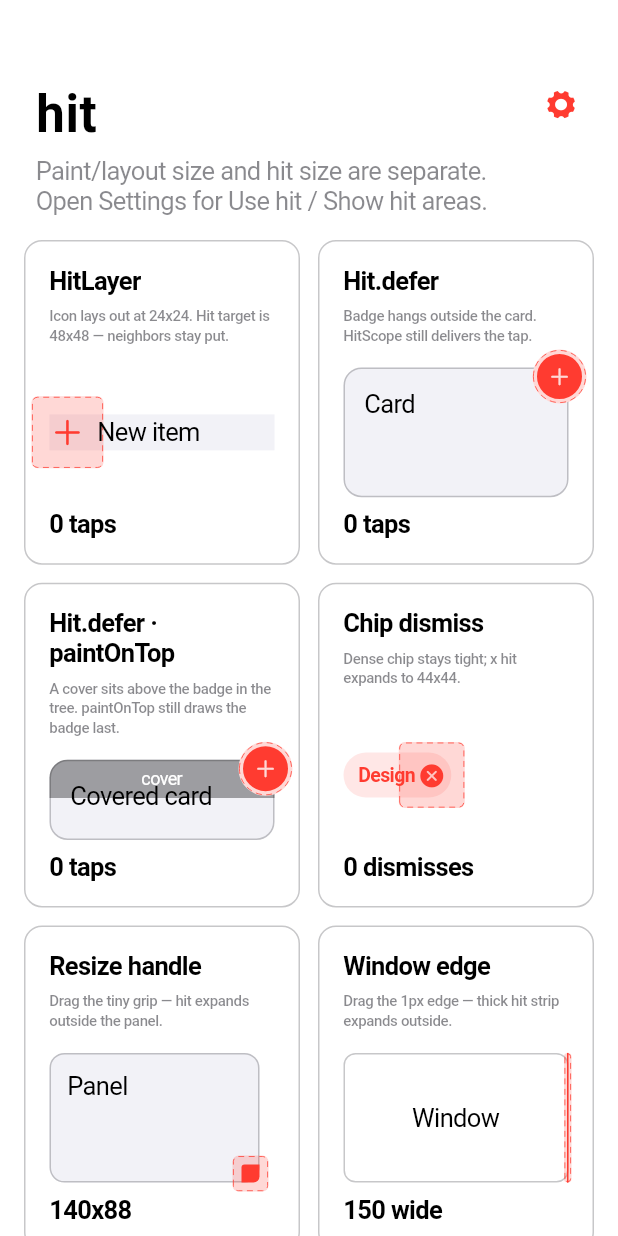
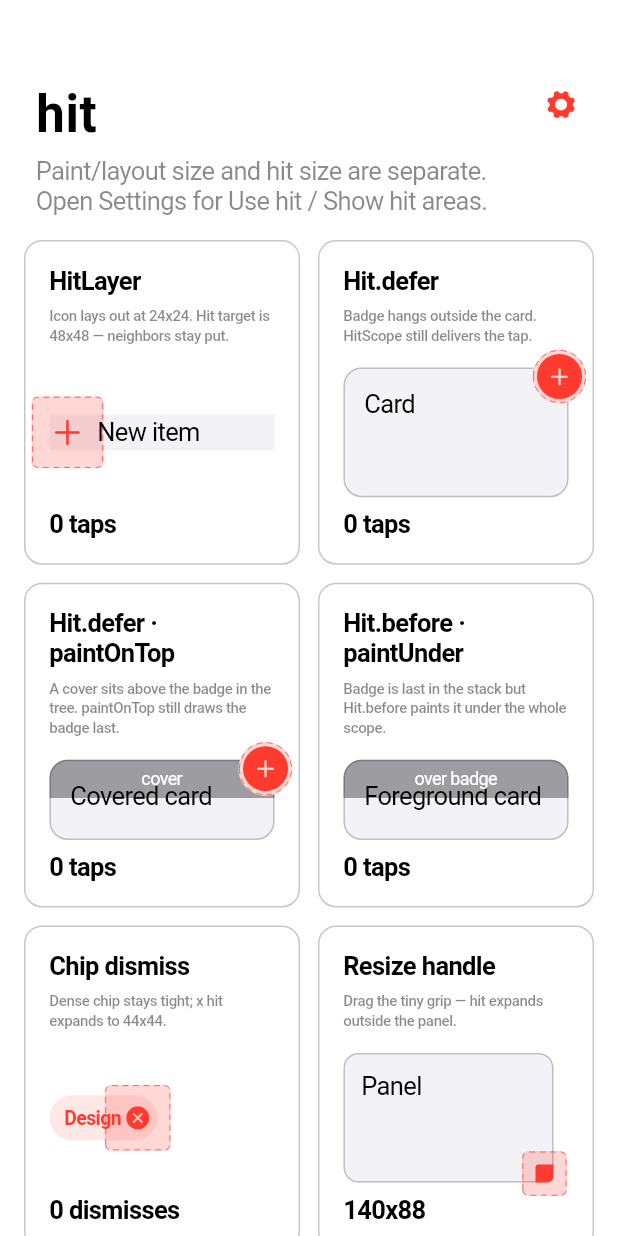
Before and after one commit to definev/hit, a Flutter app: the screen it shows after launch, on a phone screen of 412 x 824 dp. Run offline on Flutter 3.47's test engine with Material 3 defaults, Android fonts, the phone set to English and light mode, and no system bars.

Commit message:
feat: add support for deferred painting options in _OverflowBadge, allowing badges to be painted on top or under other elements

```diff
--- a/example/lib/main.dart
+++ b/example/lib/main.dart
@@ -30,6 +30,7 @@ class _HitDemoPageState extends State<HitDemoPage> {
   int _iconTaps = 0;
   int _badgeTaps = 0;
   int _paintOnTopTaps = 0;
+  int _paintUnderTaps = 0;
   int _chipTaps = 0;
   int _listTaps = 0;
   bool _showHitArea = true;
@@ -157,7 +158,7 @@ class _HitDemoPageState extends State<HitDemoPage> {
                         child: _OverflowBadge(
                           useHit: _useHit,
                           showHitArea: _showHitArea,
-                          paintOnTop: false,
+                          paint: _DeferPaint.none,
                           onTap: () => setState(() => _badgeTaps++),
                         ),
                       ),
@@ -169,11 +170,30 @@ class _HitDemoPageState extends State<HitDemoPage> {
                             : 'A cover sits above the badge in the tree. '
                                   'Without paintOnTop the badge stays buried.',
                         footer: '$_paintOnTopTaps taps',
+                        // HitScope wraps the whole tile so the hanging badge
+                        // stays inside scope layout (tile padding absorbs -12).
+                        scope: true,
                         child: _OverflowBadge(
                           useHit: _useHit,
                           showHitArea: _showHitArea,
-                          paintOnTop: true,
+                          paint: _DeferPaint.onTop,
                           onTap: () => setState(() => _paintOnTopTaps++),
+                          cover: true,
+                        ),
+                      ),
+                      _DemoTile(
+                        title: 'Hit.before · paintUnder',
+                        body: _useHit
+                            ? 'Badge is last in the stack but Hit.before '
+                                  'paints it under the whole scope.'
+                            : 'Badge is last in the stack — it paints on top.',
+                        footer: '$_paintUnderTaps taps',
+                        scope: true,
+                        child: _OverflowBadge(
+                          useHit: _useHit,
+                          showHitArea: _showHitArea,
+                          paint: _DeferPaint.under,
+                          onTap: () => setState(() => _paintUnderTaps++),
                           cover: true,
                         ),
                       ),
@@ -442,17 +462,19 @@ class _DemoTile extends StatelessWidget {
     required this.body,
     required this.footer,
     required this.child,
+    this.scope = false,
   });
 
   final String title;
   final String body;
   final String footer;
   final Widget child;
+  final bool scope;
 
   @override
   Widget build(BuildContext context) {
     final text = CupertinoTheme.of(context).textTheme;
-    return Container(
+    Widget tile = Container(
       padding: const EdgeInsets.all(16),
       decoration: BoxDecoration(
         color: CupertinoColors.systemBackground.resolveFrom(context),
@@ -491,21 +513,27 @@ class _DemoTile extends StatelessWidget {
         ],
       ),
     );
+    if (scope) {
+      tile = HitScope(child: tile);
+    }
+    return tile;
   }
 }
+
+enum _DeferPaint { none, onTop, under }
 
 class _OverflowBadge extends StatelessWidget {
   const _OverflowBadge({
     required this.useHit,
     required this.showHitArea,
-    required this.paintOnTop,
+    required this.paint,
     required this.onTap,
     this.cover = false,
   });
 
   final bool useHit;
   final bool showHitArea;
-  final bool paintOnTop;
+  final _DeferPaint paint;
   final VoidCallback onTap;
   final bool cover;
 
@@ -543,19 +571,52 @@ class _OverflowBadge extends StatelessWidget {
     );
 
     if (useHit) {
-      badge = Hit.defer(
-        paintOnTop: paintOnTop,
+      badge = switch (paint) {
+        _DeferPaint.onTop => Hit.defer(
+            paintOnTop: true,
             behavior: HitTestBehavior.opaque,
             child: badge,
-      );
+          ),
+        _DeferPaint.under => Hit.before(
+            behavior: HitTestBehavior.opaque,
+            child: badge,
+          ),
+        _DeferPaint.none => Hit.defer(
+            behavior: HitTestBehavior.opaque,
+            child: badge,
+          ),
+      };
     }
 
-    return SizedBox(
-      width: double.infinity,
-      height: 110,
-      child: Stack(
-        clipBehavior: Clip.none,
-        children: [
+    final coverLayer = cover
+        ? Positioned(
+            left: 0,
+            right: 0,
+            top: 0,
+            bottom: 28,
+            child: DecoratedBox(
+              decoration: BoxDecoration(
+                color: CupertinoColors.black.withValues(alpha: 0.35),
+                borderRadius: const BorderRadius.vertical(
+                  top: Radius.circular(12),
+                ),
+              ),
+              child: Center(
+                child: Text(
+                  paint == _DeferPaint.under ? 'over badge' : 'cover',
+                  style: const TextStyle(
+                    color: CupertinoColors.white,
+                    fontSize: 12,
+                  ),
+                ),
+              ),
+            ),
+          )
+        : null;
+
+    // paintUnder: badge last in the tree so without Hit.before it paints on top.
+    // paintOnTop: badge first so without paintOnTop the cover buries it.
+    final List<Widget> stackChildren = [
       Positioned.fill(
         child: DecoratedBox(
           decoration: BoxDecoration(
@@ -567,36 +628,29 @@ class _OverflowBadge extends StatelessWidget {
           ),
           child: Padding(
             padding: const EdgeInsets.all(14),
-                child: Text(cover ? 'Covered card' : 'Card'),
-              ),
-            ),
-          ),
-          Positioned(right: -12, top: -12, child: badge),
-          if (cover)
-            Positioned(
-              left: 0,
-              right: 0,
-              top: 0,
-              bottom: 28,
-              child: DecoratedBox(
-                decoration: BoxDecoration(
-                  color: CupertinoColors.black.withValues(alpha: 0.35),
-                  borderRadius: const BorderRadius.vertical(
-                    top: Radius.circular(12),
-                  ),
-                ),
-                child: const Center(
             child: Text(
-                    'cover',
-                    style: TextStyle(
-                      color: CupertinoColors.white,
-                      fontSize: 12,
+              cover
+                  ? (paint == _DeferPaint.under ? 'Foreground card' : 'Covered card')
+                  : 'Card',
             ),
           ),
         ),
       ),
-            ),
+      if (paint == _DeferPaint.under) ...[
+        ?coverLayer,
+        Positioned(right: -12, top: -12, child: badge),
+      ] else ...[
+        Positioned(right: -12, top: -12, child: badge),
+        ?coverLayer,
       ],
+    ];
+
+    return SizedBox(
+      width: double.infinity,
+      height: 110,
+      child: Stack(
+        clipBehavior: Clip.none,
+        children: stackChildren,
       ),
     );
   }
@@ -770,7 +824,7 @@ class _ResizeHandle extends StatelessWidget {
                   child: _ExpandHit(
                     useHit: useHit,
                     showHitArea: showHitArea,
-                    hitSize: const Size(24, 24),
+                    hitSize: const Size(30, 30),
                     // Paint at top-left of hit box → hit expands outside the panel.
                     alignment: Alignment.center,
                     cursor: SystemMouseCursors.resizeUpLeftDownRight,
@@ -854,7 +908,7 @@ class _WindowEdge extends StatelessWidget {
                   child: _ExpandHit(
                     useHit: useHit,
                     showHitArea: showHitArea,
-                    hitSize: Size(5, height),
+                    hitSize: Size(16, height),
                     // Paint on left of hit box → hit expands outside the window.
                     alignment: Alignment.center,
                     cursor: SystemMouseCursors.resizeLeftRight,
```
Lines whose indentation alone changed are shown as unchanged.
